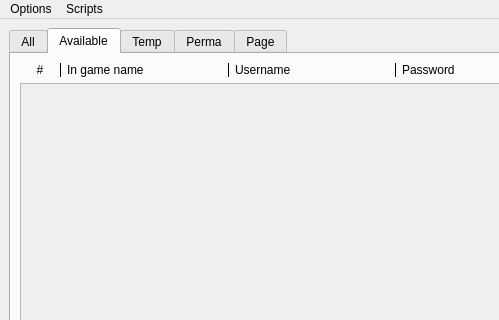
Ima-Kang/LoLTools, file forms/accountmanager.ui: the form before one commit; both pictures show x 0 to 499 and y 0 to 320 of the 744 by 575 pixel window.
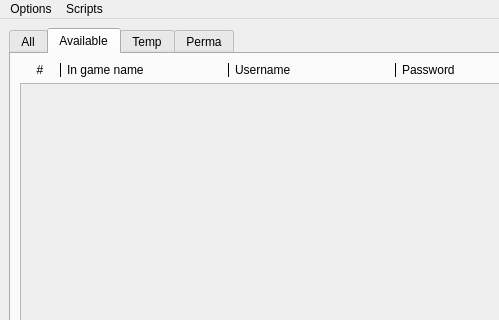
The form after the commit. The open tabs and pages were chosen to show the change.

Diff of the .ui file:
```diff
--- a/forms/accountmanager.ui
+++ b/forms/accountmanager.ui
@@ -537,11 +537,6 @@
         </item>
        </layout>
       </widget>
-      <widget class="QWidget" name="tab">
-       <attribute name="title">
-        <string>Page</string>
-       </attribute>
-      </widget>
      </widget>
     </item>
     <item>
```
Left out of the diff: 6 changed lines with no effect on the pictures.
